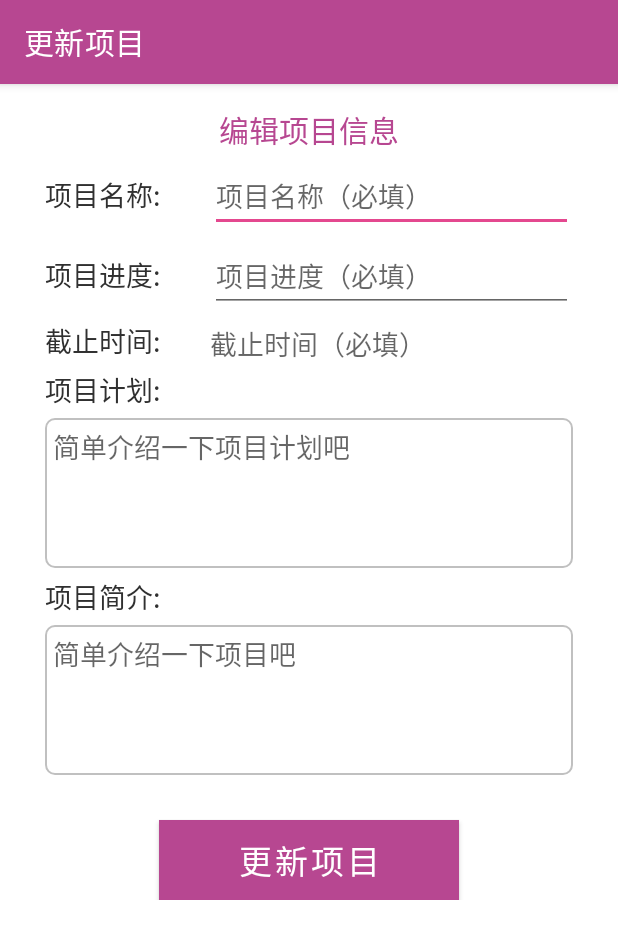
After one commit to IrisTc/CCPM, an Android app: the EditProjectActivity screen opened directly, with no data from a screen before it, on a phone screen of 412 x 824 dp. The commit adds this screen. Shown: the top 939 px of the screen. Run offline under Robolectric (Android 15) with nearby library versions, the phone set to English and light mode, and no system bars; libraries missing offline, so code that uses them is left out: com.alibaba.fastjson, cz.msebera.android; 6 statements that could not run were skipped.

Commit message:
完成更新项目和邀请成员

```diff
--- /dev/null
+++ b/app/src/main/java/com/iris/ccpm/EditProjectActivity.java
@@ -0,0 +1,141 @@
+package com.iris.ccpm;
+
+import android.app.DatePickerDialog;
+import android.content.Intent;
+import android.os.Bundle;
+import android.util.Log;
+import android.view.View;
+import android.widget.Button;
+import android.widget.DatePicker;
+import android.widget.EditText;
+import android.widget.TextView;
+import android.widget.Toast;
+
+import androidx.appcompat.app.AppCompatActivity;
+
+import com.alibaba.fastjson.JSONObject;
+import com.iris.ccpm.model.Project;
+import com.iris.ccpm.utils.NetCallBack;
+import com.iris.ccpm.utils.Request;
+
+import java.util.Calendar;
+
+import cz.msebera.android.httpclient.entity.StringEntity;
+
+public class EditProjectActivity extends AppCompatActivity {
+    private EditText et_project_name;
+    private EditText et_rate;
+    private TextView date_picker;
+    private EditText et_project_plan;
+    private EditText et_project_synopsis;
+    private Button edit_project;
+    Project project;
+    private String project_id;
+
+    private Calendar calendar;  //显示当前日期
+    private int year;
+    private int month;
+    private int day;
+
+    @Override
+    protected void onCreate(Bundle savedInstanceState) {
+        super.onCreate(savedInstanceState);
+        setContentView(R.layout.activity_edit_project);
+
+        Intent intent  = this.getIntent();
+        project = (Project) intent.getSerializableExtra("project");
+        project_id = project.getProject_uid();
+        System.out.println(project_id);
+
+        initTabContent();
+        init_intro();
+        getDate();
+        date_picker.setOnClickListener(new View.OnClickListener() {
+            @Override
+            public void onClick(View v) {
+                DatePickerDialog.OnDateSetListener listener= new DatePickerDialog.OnDateSetListener() {
+                    @Override
+                    public void onDateSet(DatePicker arg0, int selected_year, int selected_month, int selected_day) {
+                        date_picker.setText(selected_year+"-"+(++selected_month)+"-"+selected_day);//将选择的日期显示到TextView中,因为之前获取month直接使用，所以不需要+1，这个地方需要显示，所以+1
+                        System.out.println(selected_year+"-"+selected_month+"-"+selected_day);
+                    }
+                };
+                DatePickerDialog dialog=new DatePickerDialog(EditProjectActivity.this, 0,listener,year,month-1,day);//后边三个参数为显示dialog时默认的日期，月份从0开始，0-11对应1-12个月
+                dialog.show();
+            }
+        });
+
+        edit_project.setOnClickListener(new View.OnClickListener() {
+            @Override
+            public void onClick(View v) {
+                String project_name = et_project_name.getText().toString();
+                System.out.println(project_name);
+                String project_rate = et_rate.getText().toString();
+                System.out.println(project_rate);
+                String end_date = date_picker.getText().toString();
+                System.out.println(end_date);
+                String project_plan = et_project_plan.getText().toString();
+                System.out.println(project_plan);
+                String project_synopsis = et_project_synopsis.getText().toString();
+                System.out.println(project_synopsis);
+                if(project_name.equals("") || project_rate.equals("") || end_date.equals("")){
+                    Toast.makeText(EditProjectActivity.this,"请填写完整信息", Toast.LENGTH_LONG).show();
+                }else{
+                    JSONObject body = new JSONObject();
+                    body.put("projectName", project_name);
+                    body.put("projectRate",project_rate);
+                    body.put("projectEndTime", end_date);
+                    body.put("projectPlan", project_plan);
+                    body.put("projectSynopsis", project_synopsis);
+                    StringEntity entity = new StringEntity(body.toJSONString(), "UTF-8");
+                    Request.clientPut(EditProjectActivity.this, "project/" + project_id + "/update", entity, new NetCallBack() {
+                        @Override
+                        public void onMySuccess(JSONObject result) {
+                            Toast.makeText(EditProjectActivity.this,"更新成功", Toast.LENGTH_LONG).show();
+                            back();
+                        }
+
+                        @Override
+                        public void onMyFailure(String error) {
+                            Toast.makeText(EditProjectActivity.this,"更新失败", Toast.LENGTH_LONG).show();
+                        }
+                    });
+
+                }
+            }
+        });
+    }
+
+    private void back() {
+        Intent intent = new Intent(this,ProjectDetailActivity.class);
+        Bundle bundle = new Bundle();
+        bundle.putSerializable("project", project);
+        intent.putExtras(bundle);
+        this.startActivity(intent);
+        finish();
+    }
+
+    private void init_intro() {
+        et_project_name.setText(project.getProjectName());
+        et_rate.setText(project.getProjectRate().toString());
+        date_picker.setText(project.getProjectEndTime());
+        et_project_plan.setText(project.getProjectPlan());
+        et_project_synopsis.setText(project.getProjectSynopsis());
+    }
+
+    private void getDate() {
+        calendar = Calendar.getInstance();
+        year = calendar.get(Calendar.YEAR);       //获取年月日时分秒
+        month = calendar.get(Calendar.MONTH)+1;   //获取到的月份是从0开始计数
+        day = calendar.get(Calendar.DAY_OF_MONTH);
+    }
+
+    private void initTabContent() {
+        et_project_name = (EditText) findViewById(R.id.et_project_name);
+        et_rate = (EditText) findViewById(R.id.et_rate);
+        date_picker = (TextView) findViewById(R.id.date_picker);
+        et_project_plan = (EditText) findViewById(R.id.et_project_plan);
+        et_project_synopsis = (EditText) findViewById(R.id.et_project_synopsis);
+        edit_project = (Button) findViewById(R.id.edit_project);
+    }
+}
--- a/app/src/main/java/com/iris/ccpm/MainActivity.java
+++ b/app/src/main/java/com/iris/ccpm/MainActivity.java
@@ -76,7 +76,7 @@ public class MainActivity extends AppCompatActivity {
     @Override
     public boolean onCreateOptionsMenu(Menu menu) {
         // Inflate the menu; this adds items to the action bar if it is present.
-        getMenuInflater().inflate(R.menu.main, menu);
+        getMenuInflater().inflate(R.menu.main_menu, menu);
         return true;
     }
 
--- /dev/null
+++ b/app/src/main/res/layout/activity_edit_project.xml
@@ -0,0 +1,138 @@
+<?xml version="1.0" encoding="utf-8"?>
+<LinearLayout xmlns:android="http://schemas.android.com/apk/res/android"
+    xmlns:app="http://schemas.android.com/apk/res-auto"
+    xmlns:tools="http://schemas.android.com/tools"
+    android:layout_width="match_parent"
+    android:layout_height="match_parent"
+    tools:context=".EditProjectActivity"
+    android:orientation="vertical">
+
+    <ScrollView
+        android:layout_width="match_parent"
+        android:layout_height="wrap_content"
+        android:layout_marginBottom="30dp">
+
+        <LinearLayout
+            android:layout_width="match_parent"
+            android:layout_height="wrap_content"
+            android:layout_marginLeft="30dp"
+            android:layout_marginRight="30dp"
+            android:orientation="vertical">
+
+            <TextView
+                android:layout_width="match_parent"
+                android:layout_height="wrap_content"
+                android:layout_marginTop="15dp"
+                android:gravity="center"
+                android:textSize="20sp"
+                android:textColor="@color/purple"
+                android:text="编辑项目信息"/>
+
+            <LinearLayout style="@style/LoginBar">
+
+                <TextView
+                    style="@style/Title"
+                    android:text="项目名称:" />
+
+                <EditText
+                    android:id="@+id/et_project_name"
+                    android:layout_width="match_parent"
+                    android:layout_height="wrap_content"
+                    android:ems="20"
+                    android:hint="项目名称（必填）"
+                    android:inputType="text" />
+
+            </LinearLayout>
+
+            <LinearLayout style="@style/LoginBar">
+
+                <TextView
+                    style="@style/Title"
+                    android:text="项目进度:"/>
+
+                <EditText
+                    android:id="@+id/et_rate"
+                    android:layout_width="match_parent"
+                    android:layout_height="wrap_content"
+                    android:ems="20"
+                    android:maxLength="3"
+                    android:hint="项目进度（必填）"
+                    android:inputType="number" />
+
+            </LinearLayout>
+
+            <LinearLayout style="@style/LoginBar">
+
+                <TextView
+                    style="@style/Title"
+                    android:text="截止时间:"/>
+
+                <TextView
+                    style="@style/Title"
+                    android:id="@+id/date_picker"
+                    android:layout_width="match_parent"
+                    android:layout_height="wrap_content"
+                    android:ems="20"
+                    android:hint="截止时间（必填）" />
+
+            </LinearLayout>
+
+            <LinearLayout style="@style/LoginBar">
+
+                <TextView
+                    style="@style/Title"
+                    android:text="项目计划:" />
+
+            </LinearLayout>
+
+            <LinearLayout style="@style/LoginBar">
+
+                <EditText
+                    android:id="@+id/et_project_plan"
+                    android:layout_width="match_parent"
+                    android:layout_height="100dp"
+                    android:background="@drawable/textarea_bg"
+                    android:gravity="top"
+                    android:inputType="textMultiLine"
+                    android:minLines="5"
+                    android:padding="5dp"
+                    android:hint="简单介绍一下项目计划吧"/>
+
+            </LinearLayout>
+
+            <LinearLayout style="@style/LoginBar">
+
+                <TextView
+                    style="@style/Title"
+                    android:text="项目简介:" />
+
+            </LinearLayout>
+
+            <LinearLayout style="@style/LoginBar">
+
+                <EditText
+                    android:id="@+id/et_project_synopsis"
+                    android:layout_width="match_parent"
+                    android:layout_height="100dp"
+                    android:background="@drawable/textarea_bg"
+                    android:gravity="top"
+                    android:inputType="textMultiLine"
+                    android:minLines="5"
+                    android:padding="5dp"
+                    android:hint="简单介绍一下项目吧"/>
+
+            </LinearLayout>
+
+            <Button
+                android:id="@+id/edit_project"
+                style="@style/Button"
+                android:layout_width="200dp"
+                android:layout_height="wrap_content"
+                android:layout_gravity="center"
+                android:layout_marginTop="30dp"
+                android:text="更新项目" />
+
+        </LinearLayout>
+    </ScrollView>
+
+</LinearLayout>
```
Also changed, not shown: app/src/main/AndroidManifest.xml (+8 -1 lines), app/src/main/java/com/iris/ccpm/AddMemberActivity.java (added, +101 -0 lines), app/src/main/java/com/iris/ccpm/ProjectDetailActivity.java (+55 -10 lines), app/src/main/java/com/iris/ccpm/ui/project/ProjectFragment.java (+99 -9 lines), app/src/main/res/layout/activity_add_member.xml (added, +60 -0 lines), app/src/main/res/layout/activity_project_detail.xml (+14 -0 lines), app/src/main/res/layout/fragment_project.xml (+26 -10 lines), app/src/main/res/menu/project_menu.xml (added, +12 -0 lines), app/src/main/res/menu/main_menu.xml (renamed from app/src/main/res/menu/main.xml), 357 other files.
